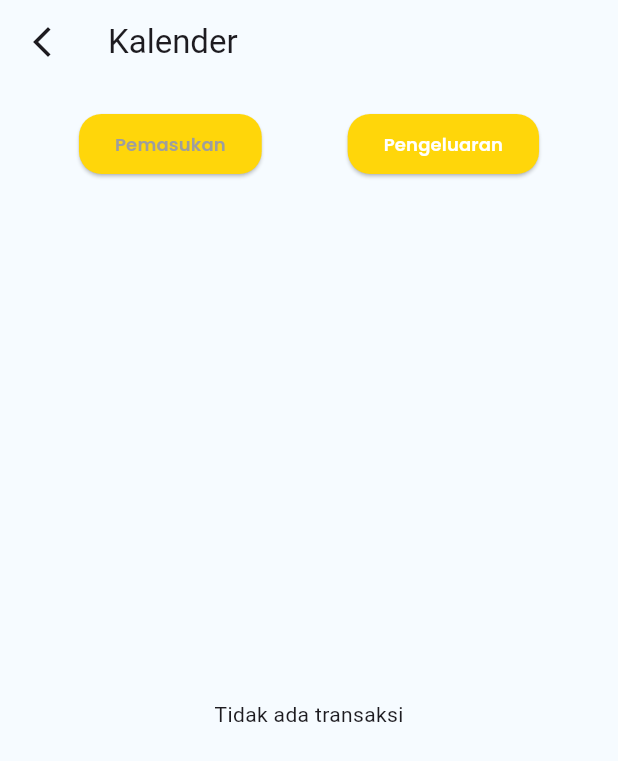
After one commit to riVFerd/jurnal-kas, a Flutter app: the KalenderPage screen opened by its route, after a tap on "Pengeluaran", on a phone screen of 412 x 824 dp. The commit adds this screen. Shown: the top 761 px of the screen. Run offline on Flutter 3.47's test engine with Material 3 defaults, Android fonts, the phone set to English and light mode, and no system bars; our stand-ins replace bloc, cloud_firestore, equatable, firebase_auth, firebase_core, fl_chart and 4 more; accounts and stored records are empty.

Commit message:
feat kalender page (show transaction grouped by month year)

```diff
--- a/lib/data/models/transaction_model.dart
+++ b/lib/data/models/transaction_model.dart
@@ -1,3 +1,5 @@
+import 'package:pretest/common/datetime_extentions.dart';
+
 import '../../domain/entities/transaction.dart';
 
 class TransactionModel extends Transaction {
@@ -39,3 +41,100 @@ class TransactionModel extends Transaction {
     );
   }
 }
+
+extension TransactionsExtension on List<Transaction> {
+  double get totalAmount {
+    return fold(0.0, (previousValue, element) {
+      if (element.type == TransactionType.income) {
+        return previousValue + element.amount;
+      } else {
+        return previousValue - element.amount;
+      }
+    });
+  }
+
+  double get totalIncome {
+    return fold(0.0, (previousValue, element) {
+      if (element.type == TransactionType.income) {
+        return previousValue + element.amount;
+      } else {
+        return previousValue;
+      }
+    });
+  }
+
+  double get totalExpense {
+    return fold(0.0, (previousValue, element) {
+      if (element.type == TransactionType.expense) {
+        return previousValue + element.amount;
+      } else {
+        return previousValue;
+      }
+    });
+  }
+
+  List<Transaction> get sortedByIncome {
+    return where((transaction) => transaction.type == TransactionType.income).toList()
+      ..sort((a, b) => b.date.compareTo(a.date));
+  }
+
+  List<Transaction> get sortedByExpense {
+    return where((transaction) => transaction.type == TransactionType.expense).toList()
+      ..sort((a, b) => b.date.compareTo(a.date));
+  }
+
+  /// Return list of transaction grouped by month and year
+  /// Note:
+  /// - The list must be sorted by date
+  /// - Property [amount] is the main concern of this method
+  /// - Never ever used [id] returned from this method
+  /// - [name] is the month of grouped transaction in string, use it properly
+  /// - [categoryId] is just the first category id of the grouped transaction
+  List<Transaction> groupedByMonthYear() {
+    final groupedTransaction = <Transaction>[];
+    double amount = 0;
+    DateTime date = DateTime.now();
+    Transaction? lastTransaction;
+    for (final transaction in this) {
+      if (lastTransaction == null) {
+        amount += transaction.amount;
+        date = transaction.date;
+        lastTransaction = transaction;
+      } else {
+        if (lastTransaction.date.isSameMonthYear(transaction.date)) {
+          amount += transaction.amount;
+        } else {
+          groupedTransaction.add(
+            TransactionModel(
+              id: '',
+              name: date.monthInString,
+              amount: amount,
+              date: date,
+              type: TransactionType.income,
+              categoryId: first.categoryId,
+              dompetId: first.dompetId,
+              userId: first.userId,
+            ),
+          );
+          amount = transaction.amount;
+          date = transaction.date;
+        }
+      }
+    }
+    if (isNotEmpty) {
+      groupedTransaction.add(
+        TransactionModel(
+          id: '',
+          name: date.monthInString,
+          amount: amount,
+          date: date,
+          type: TransactionType.income,
+          categoryId: first.categoryId,
+          dompetId: first.dompetId,
+          userId: first.userId,
+        ),
+      );
+    }
+    return groupedTransaction;
+  }
+}
--- a/lib/presentation/pages/dompet/dompet_detail_page.dart
+++ b/lib/presentation/pages/dompet/dompet_detail_page.dart
@@ -3,7 +3,7 @@ import 'package:flutter_bloc/flutter_bloc.dart';
 import 'package:gap/gap.dart';
 import 'package:pretest/common/datetime_extentions.dart';
 import 'package:pretest/common/format_decimal.dart';
-import 'package:pretest/domain/entities/transaction.dart';
+import 'package:pretest/data/models/transaction_model.dart';
 import 'package:pretest/presentation/constants/style_constant.dart';
 
 import '../../../domain/entities/dompet.dart';
--- /dev/null
+++ b/lib/presentation/pages/kalender/kalender_page.dart
@@ -0,0 +1,162 @@
+import 'package:flutter/material.dart';
+import 'package:flutter_bloc/flutter_bloc.dart';
+import 'package:gap/gap.dart';
+import 'package:pretest/common/datetime_extentions.dart';
+import 'package:pretest/common/format_decimal.dart';
+import 'package:pretest/data/models/transaction_model.dart';
+import 'package:pretest/presentation/bloc/transaction/transaction_cubit.dart';
+import 'package:pretest/presentation/constants/color_constant.dart';
+import 'package:pretest/presentation/constants/size_constant.dart';
+import 'package:pretest/presentation/constants/style_constant.dart';
+
+import '../../../domain/entities/transaction.dart';
+
+class KalenderPage extends StatefulWidget {
+  const KalenderPage({super.key});
+
+  static const routeName = '/kalender';
+
+  @override
+  State<KalenderPage> createState() => _KalenderPageState();
+}
+
+class _KalenderPageState extends State<KalenderPage> {
+  bool _isIncome = true;
+
+  @override
+  Widget build(BuildContext context) {
+    return Scaffold(
+      backgroundColor: const Color(0xFFF6FBFF),
+      appBar: AppBar(
+        backgroundColor: const Color(0xFFF6FBFF),
+        leading: IconButton(
+          icon: const Icon(Icons.arrow_back_ios_new),
+          onPressed: () {
+            Navigator.of(context).pop();
+          },
+        ),
+        title: const Text('Kalender'),
+      ),
+      body: Padding(
+        padding: screenPadding,
+        child: Column(
+          children: [
+            Row(
+              mainAxisAlignment: MainAxisAlignment.spaceAround,
+              children: [
+                _roundedButton(
+                  text: 'Pemasukan',
+                  isIncome: _isIncome,
+                  onPressed: () => setState(() {
+                    _isIncome = true;
+                  }),
+                ),
+                _roundedButton(
+                  text: 'Pengeluaran',
+                  isIncome: !_isIncome,
+                  onPressed: () => setState(() {
+                    _isIncome = false;
+                  }),
+                ),
+              ],
+            ),
+            const Gap(24),
+            Expanded(
+              child: BlocBuilder<TransactionCubit, TransactionState>(
+                builder: (context, state) {
+                  if (state is! TransactionLoaded) {
+                    BlocProvider.of<TransactionCubit>(context).getTransactionList();
+                  }
+                  state as TransactionLoaded;
+                  final transactionList = switch (_isIncome) {
+                    true => (state).transactionList.sortedByIncome,
+                    false => (state).transactionList.sortedByExpense,
+                  }
+                      .groupedByMonthYear();
+                  if (transactionList.isEmpty) {
+                    return const Center(
+                      child: Text('Tidak ada transaksi'),
+                    );
+                  }
+                  return ListView.builder(
+                    itemCount: transactionList.length,
+                    itemBuilder: (context, index) {
+                      return _groupedTransactionCard(transactionList[index]);
+                    },
+                  );
+                },
+              ),
+            ),
+          ],
+        ),
+      ),
+    );
+  }
+
+  ElevatedButton _roundedButton(
+      {required String text, required bool isIncome, required VoidCallback? onPressed}) {
+    return ElevatedButton(
+      style: ElevatedButton.styleFrom(
+        backgroundColor: yellow,
+        shape: RoundedRectangleBorder(
+          borderRadius: BorderRadius.circular(15),
+        ),
+      ),
+      onPressed: onPressed,
+      child: Text(
+        text,
+        style: StyleConstant.bodyPoppinsStyle.copyWith(
+          color: isIncome ? Colors.white : Colors.grey,
+        ),
+      ),
+    );
+  }
+
+  Container _groupedTransactionCard(Transaction transaction) {
+    return Container(
+      decoration: BoxDecoration(
+        color: blue,
+        borderRadius: BorderRadius.circular(12),
+      ),
+      padding: const EdgeInsets.all(16),
+      margin: const EdgeInsets.symmetric(horizontal: 24, vertical: 8),
+      child: Column(
+        crossAxisAlignment: CrossAxisAlignment.end,
+        children: [
+          Row(
+            mainAxisAlignment: MainAxisAlignment.spaceBetween,
+            children: [
+              Text(
+                transaction.name,
+                style: StyleConstant.bodyBoldStyle.copyWith(
+                  color: Colors.white,
+                ),
+              ),
+              Text(
+                transaction.date.yearInString,
+                style: StyleConstant.bodyPoppinsStyle.copyWith(
+                  color: Colors.grey,
+                ),
+              ),
+            ],
+          ),
+          const Gap(16),
+          RichText(
+            text: TextSpan(
+              text: 'Amount ',
+              style: StyleConstant.bodyPoppinsStyle.copyWith(color: Colors.grey),
+              children: [
+                TextSpan(
+                  text: 'Rp${FormatDecimal.format(transaction.amount)}',
+                  style: StyleConstant.bodyPoppinsStyle.copyWith(
+                    color: yellow,
+                  ),
+                ),
+              ],
+            ),
+          ),
+        ],
+      ),
+    );
+  }
+}
--- a/lib/presentation/pages/transaction/add_transaction_page.dart
+++ b/lib/presentation/pages/transaction/add_transaction_page.dart
@@ -3,6 +3,7 @@ import 'package:flutter_bloc/flutter_bloc.dart';
 import 'package:gap/gap.dart';
 import 'package:pretest/common/datetime_extentions.dart';
 import 'package:pretest/domain/entities/dompet.dart';
+import 'package:pretest/presentation/constants/size_constant.dart';
 import 'package:pretest/presentation/constants/style_constant.dart';
 import 'package:pretest/presentation/widgets/numpad_widget.dart';
 
@@ -122,7 +123,7 @@ class _AddTransactionPageState extends State<AddTransactionPage>
     return Scaffold(
       body: SafeArea(
         child: SingleChildScrollView(
-          padding: const EdgeInsets.all(24),
+          padding: screenPadding,
           primary: true,
           child: Column(
             children: [
@@ -158,7 +159,7 @@ class _AddTransactionPageState extends State<AddTransactionPage>
               ),
               const Gap(24),
               SizedBox(
-                height: MediaQuery.of(context).size.height / 2.5 - 32,
+                height: MediaQuery.of(context).size.height / 4,
                 child: TabBarView(
                   controller: _tabController,
                   children: [
--- a/lib/presentation/router/app_router.dart
+++ b/lib/presentation/router/app_router.dart
@@ -4,6 +4,7 @@ import 'package:pretest/presentation/pages/category/category_page.dart';
 import 'package:pretest/presentation/pages/dashboard/dashboard_page.dart';
 import 'package:pretest/presentation/pages/dompet/dompet_detail_page.dart';
 import 'package:pretest/presentation/pages/dompet/dompet_page.dart';
+import 'package:pretest/presentation/pages/kalender/kalender_page.dart';
 import 'package:pretest/presentation/pages/login/login_page.dart';
 import 'package:pretest/presentation/pages/login/signup_page.dart';
 import 'package:pretest/presentation/pages/profile/profile_edit_page.dart';
@@ -51,6 +52,8 @@ class AppRouter {
       case ProfileEditPage.routeName:
         final user = settings.arguments as User;
         return MaterialPageRoute(builder: (_) => ProfileEditPage(user: user));
+      case KalenderPage.routeName:
+        return MaterialPageRoute(builder: (_) => const KalenderPage());
       case '/':
         return MaterialPageRoute(builder: (_) => const LoginPage());
       default:
--- a/lib/presentation/widgets/selectable_tab.dart
+++ b/lib/presentation/widgets/selectable_tab.dart
@@ -16,6 +16,7 @@ class SelectableTab extends StatelessWidget {
   final double selectedSize;
   final double iconScale;
   final double iconSize;
+  final VoidCallback? onLongPress;
 
   const SelectableTab({
     super.key,
@@ -32,12 +33,14 @@ class SelectableTab extends StatelessWidget {
     this.iconSize = 32,
     this.backgroundColor = Colors.transparent,
     this.textColor = blue,
+    this.onLongPress,
   });
 
   @override
   Widget build(BuildContext context) {
     return InkWell(
       onTap: onTap,
+      onLongPress: onLongPress,
       child: AnimatedContainer(
         duration: const Duration(milliseconds: 300),
         decoration: BoxDecoration(
```
Also changed, not shown: lib/common/datetime_extentions.dart (+28 -2 lines), lib/domain/entities/transaction.dart (+0 -32 lines), lib/presentation/pages/home/home_page.dart (+7 -1 lines).
